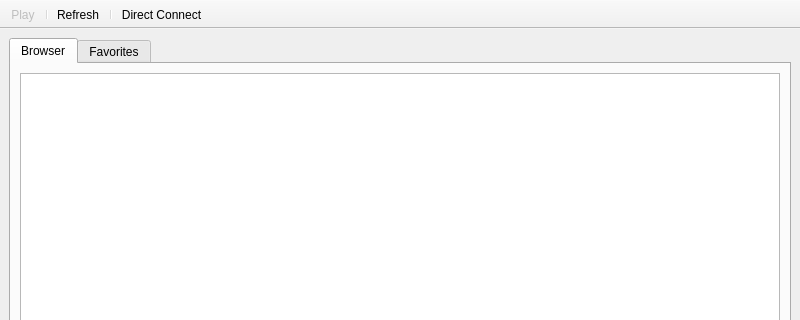
Before: the Qt Designer form files/tes3mp/ui/Main.ui in backlabs1/TES3MP, drawn with Qt 5; both pictures show x 0 to 800 and y 0 to 320 of the 800 by 600 pixel window.
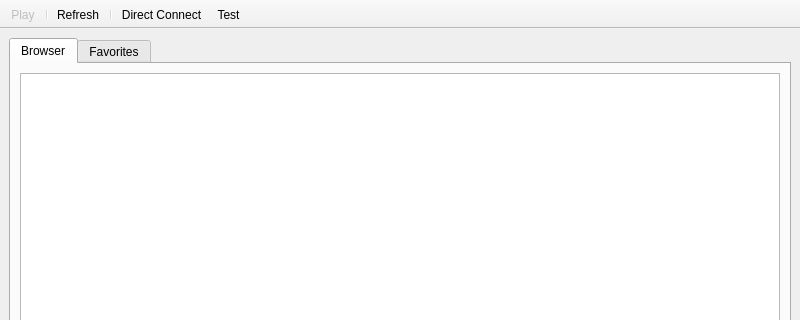
After: the same form once the commit is applied.

Commit message:
Add test button to immediately launch
Add a Test button that immediately launches TES3MP, connecting to
127.0.0.1:25565.

```diff
--- a/files/tes3mp/ui/Main.ui
+++ b/files/tes3mp/ui/Main.ui
@@ -217,6 +217,7 @@
    <addaction name="actionRefresh"/>
    <addaction name="separator"/>
    <addaction name="actionDirect"/>
+   <addaction name="actionTest"/>
   </widget>
   <action name="actionAdd">
    <property name="enabled">
@@ -257,6 +258,11 @@
     <string>Add by address</string>
    </property>
   </action>
+  <action name="actionTest">
+   <property name="text">
+    <string>Test</string>
+   </property>
+  </action>
  </widget>
  <resources/>
  <connections/>
```
The commit also changes 2 other files.
